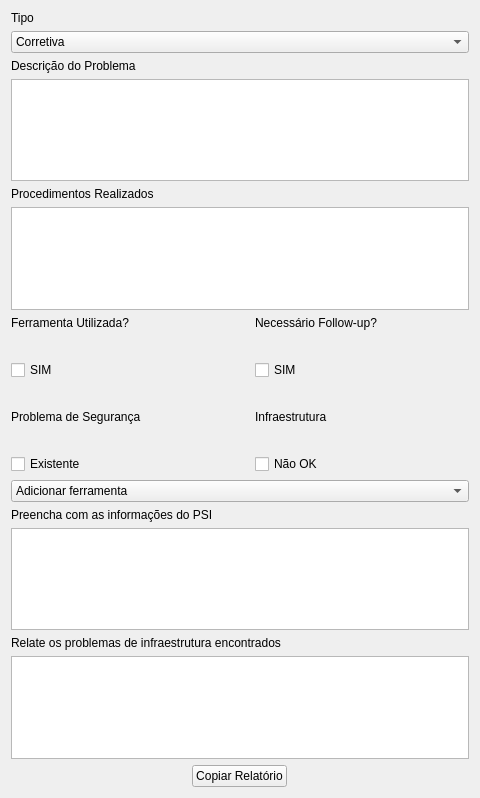
This is evo.ui in ielson/siemens-automacao-evo as Qt 5 draws it before an edit. The edited form follows.
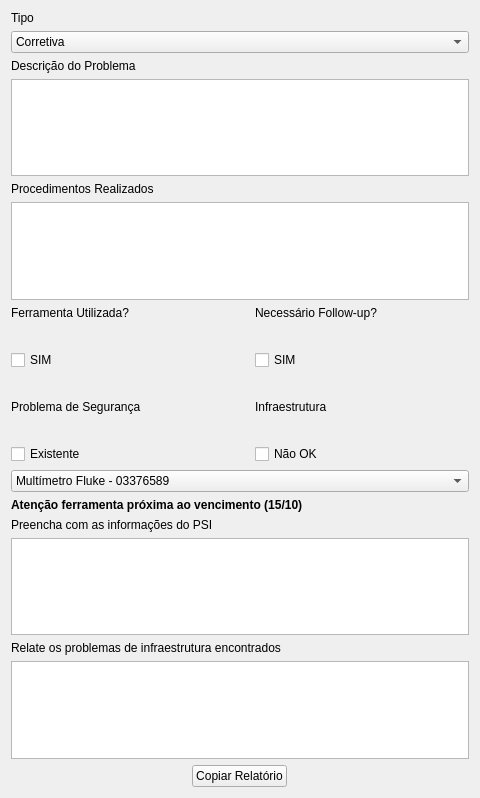
This is the edited form.

Commit message: botao de copiar e aviso de ferraemtna

```diff
--- a/evo.ui
+++ b/evo.ui
@@ -196,11 +196,24 @@
       <widget class="QComboBox" name="escolherFerramenta">
        <item>
         <property name="text">
-         <string>Adicionar ferramenta</string>
+         <string>Multímetro Fluke - 03376589</string>
         </property>
        </item>
       </widget>
      </item>
+     <item>
+      <widget class="QLabel" name="avisoFerramenta">
+       <property name="font">
+        <font>
+         <weight>75</weight>
+         <bold>true</bold>
+        </font>
+       </property>
+       <property name="text">
+        <string>Atenção ferramenta próxima ao vencimento (15/10)</string>
+       </property>
+      </widget>
+     </item>
      <item>
       <layout class="QVBoxLayout" name="preencherPSI">
        <item>
```
The commit also changes 2 other files.
